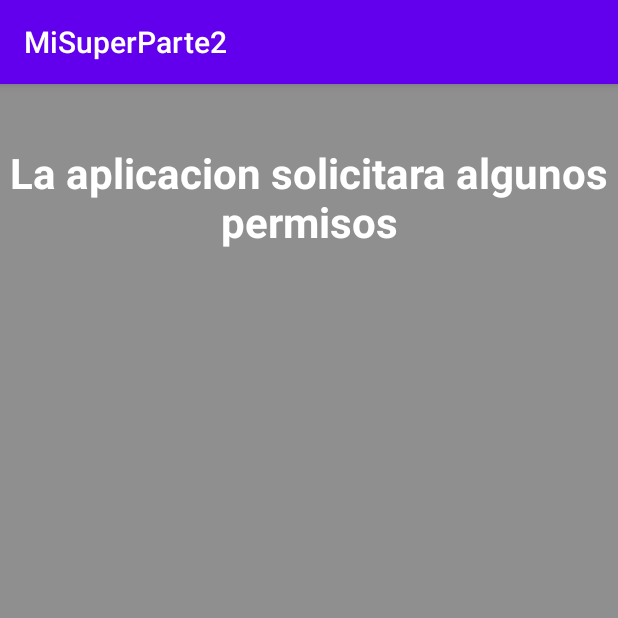
After one commit to WCNosliwsys/MiSuperProyecto2app, an Android app: the Permisos screen opened directly, with no data from a screen before it, on a phone screen of 412 x 824 dp, the top half of it. The commit adds this screen. Run offline under Robolectric (Android 15) with nearby library versions, the phone set to English and light mode, and no system bars.

Commit message:
Solicitando un permiso peligroso

```diff
--- a/app/src/main/AndroidManifest.xml
+++ b/app/src/main/AndroidManifest.xml
@@ -4,6 +4,9 @@
 
     <uses-permission android:name="android.permission.CALL_PHONE" />
     <uses-permission android:name="android.permission.INTERNET" />
+    <uses-permission android:name="android.permission.ACCESS_FINE_LOCATION" />
+    <uses-permission android:name="android.permission.GET_ACCOUNTS" />
+    <uses-permission android:name="android.permission.WRITE_EXTERNAL_STORAGE" />
 
     <application
         android:allowBackup="true"
@@ -12,7 +15,8 @@
         android:roundIcon="@mipmap/ic_launcher_round"
         android:supportsRtl="true"
         android:theme="@style/AppTheme">
-        <activity android:name=".Multimedia3"></activity>
+        <activity android:name=".Permisos"></activity>
+        <activity android:name=".Multimedia3" />
         <activity android:name=".Multimedia2" />
         <activity android:name=".Multimedia" />
         <activity android:name=".Intenciones" />
--- a/app/src/main/java/com/ditec/misuperparte2/MainActivity.java
+++ b/app/src/main/java/com/ditec/misuperparte2/MainActivity.java
@@ -45,6 +45,10 @@
             startActivity(new Intent(this, Multimedia.class));
             return true;
         }
+        if (id == R.id.activity_permisos) {
+            startActivity(new Intent(this, Permisos.class));
+            return true;
+        }
         return super.onOptionsItemSelected(item);
     }
 }
--- /dev/null
+++ b/app/src/main/java/com/ditec/misuperparte2/Permisos.java
@@ -0,0 +1,64 @@
+package com.ditec.misuperparte2;
+
+import androidx.appcompat.app.AlertDialog;
+import androidx.appcompat.app.AppCompatActivity;
+import androidx.core.app.ActivityCompat;
+import androidx.core.content.ContextCompat;
+
+import android.Manifest;
+import android.content.DialogInterface;
+import android.content.pm.PackageManager;
+import android.os.Bundle;
+
+public class Permisos extends AppCompatActivity {
+
+    @Override
+    protected void onCreate(Bundle savedInstanceState) {
+        super.onCreate(savedInstanceState);
+        setContentView(R.layout.activity_permisos);
+        if (ContextCompat.checkSelfPermission(this,
+                Manifest.permission.CALL_PHONE) == PackageManager.PERMISSION_GRANTED) {
+            arranque();
+        } else {
+            solicitarPermiso(Manifest.permission.CALL_PHONE,
+                    "Sin el permiso" + " de telefono no podemos realizar llamadas.", 0);
+        }
+    }
+    public void solicitarPermiso(final String permiso, String justificacion, final int codigo) {
+        if (ActivityCompat.shouldShowRequestPermissionRationale(this, permiso)) {
+            AlertDialog.Builder dialogo1 = new AlertDialog.Builder(this);
+            dialogo1.setTitle("Solicitud de permiso");
+            dialogo1.setMessage(justificacion);
+            dialogo1.setPositiveButton("Ok", new DialogInterface.OnClickListener() {
+                public void onClick(DialogInterface dialogo1, int id) {
+                    ActivityCompat.requestPermissions(Permisos.this, new String[]{permiso}, codigo);
+                }
+            });
+            dialogo1.show();
+        } else {
+            ActivityCompat.requestPermissions(this, new String[]{permiso}, codigo);
+        }
+    }
+    @Override
+    public void onRequestPermissionsResult(int requestCode, String[] permissions, int[] grantResults) {
+        if (requestCode == 0) {
+            if (grantResults.length == 1 && grantResults[0] == PackageManager.PERMISSION_GRANTED) {
+                arranque();
+            } else {
+                solicitarPermiso(Manifest.permission.CALL_PHONE,
+                        "Sin el permiso" + "\" de telefono no podemos realizar llamadas.", 0);
+            }
+        }
+    }
+    void arranque() {
+        AlertDialog.Builder dialogo1 = new AlertDialog.Builder(this);
+        dialogo1.setTitle("FELICITACIONES");
+        dialogo1.setMessage("Usted ya tiene los permisos necesarios para usar nuestra app");
+        dialogo1.setPositiveButton("Ok", new DialogInterface.OnClickListener() {
+            public void onClick(DialogInterface dialogo1, int id) {
+                finish();
+            }
+        });
+        dialogo1.show();
+    }
+}
--- /dev/null
+++ b/app/src/main/res/layout/activity_permisos.xml
@@ -0,0 +1,20 @@
+<?xml version="1.0" encoding="utf-8"?>
+<LinearLayout xmlns:android="http://schemas.android.com/apk/res/android"
+    xmlns:tools="http://schemas.android.com/tools"
+    android:layout_width="match_parent"
+    android:layout_height="match_parent"
+    android:orientation="vertical"
+    android:background="#8f8f8f"
+    android:gravity="top"
+    >
+    <TextView
+        android:layout_width="match_parent"
+        android:layout_height="wrap_content"
+        android:layout_marginTop="40dp"
+        android:text="La aplicacion solicitara algunos permisos"
+        android:textColor="#fff"
+        android:textStyle="bold"
+        android:textSize="28sp"
+        android:gravity="center"
+        />
+</LinearLayout>
```
